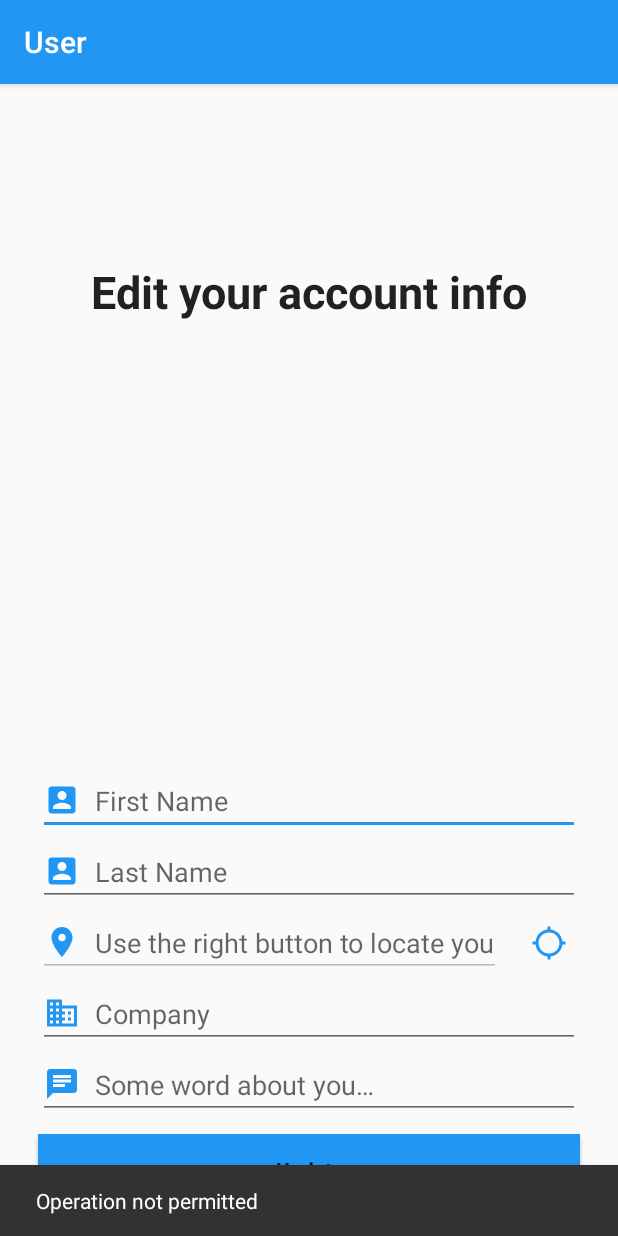
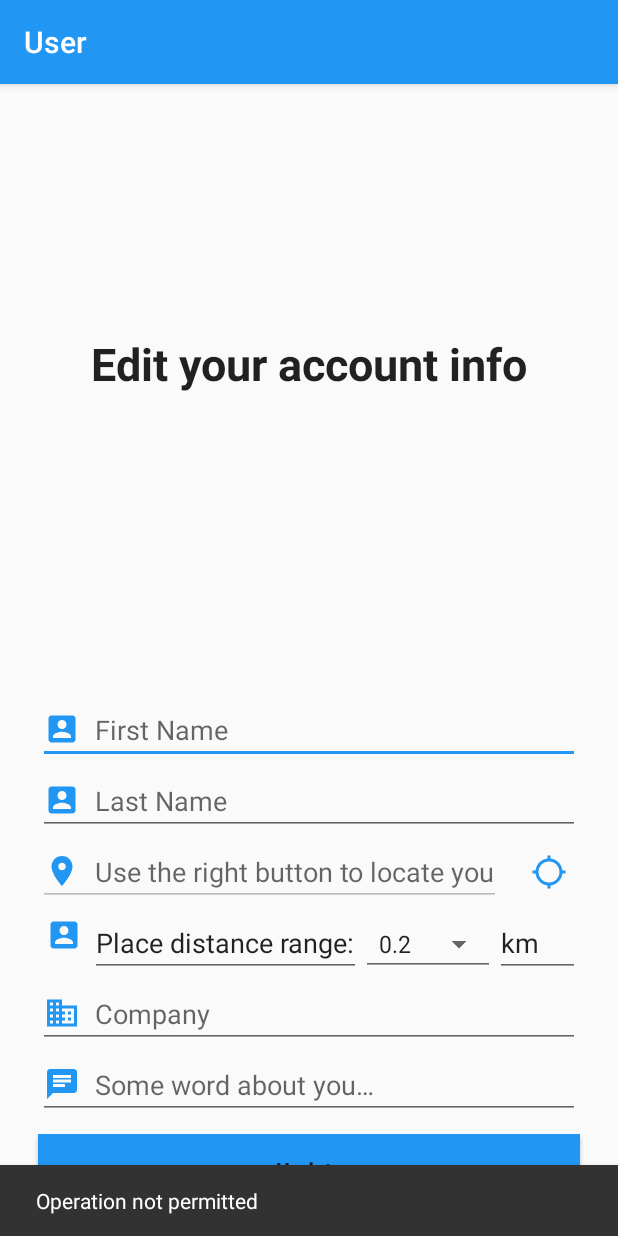
Before and after one commit to luk-perski/-eat-together-client-native-android, an Android app: the RegisterActivity screen opened directly, with no data from a screen before it, on a phone screen of 412 x 824 dp. Run offline under Robolectric (Android 15) with nearby library versions, the phone set to English and light mode, and no system bars; our stand-ins replace RxJava; libraries missing offline, so code that uses them is left out: com.jakewharton.rxbinding2, com.location.aravind; network calls fail; 5 statements that could not run were skipped.

```diff
--- a/app/src/main/java/pl/perski/eattogether/model/EventModel.kt
+++ b/app/src/main/java/pl/perski/eattogether/model/EventModel.kt
@@ -9,6 +9,8 @@ data class EventModel(
     val date: Date,
     val placeName: String,
     val placeLocation: String,
+    val locationLongitude: Double,
+    val locationLatitude: Double,
     val description: String? = null,
     val creatorName: String? = null,
     val callerJoin: Boolean? = null,
--- a/app/src/main/java/pl/perski/eattogether/model/UserModel.kt
+++ b/app/src/main/java/pl/perski/eattogether/model/UserModel.kt
@@ -8,5 +8,6 @@ data class UserModel(
     val description: String,
     val userLocationLongitude: Double,
     val userLocationLatitude: Double,
-    val userLocationAddress: String
+    val userLocationAddress: String,
+    val distanceRange: Double
 )
--- a/app/src/main/java/pl/perski/eattogether/utils/ApiUtils.kt
+++ b/app/src/main/java/pl/perski/eattogether/utils/ApiUtils.kt
@@ -11,7 +11,8 @@ import retrofit2.converter.scalars.ScalarsConverterFactory
 
 class ApiUtils {
     companion object {
-        const val BASE_URL: String = "http://192.168.1.104:2501/api/v1/"
+//        const val BASE_URL: String = "http://192.168.43.171:2501/api/v1/"
+        const val BASE_URL: String = "http://192.168.1.14:2501/api/v1/"
     }
 
     private var gson = GsonBuilder()
--- a/app/src/main/java/pl/perski/eattogether/view/RegisterActivity.kt
+++ b/app/src/main/java/pl/perski/eattogether/view/RegisterActivity.kt
@@ -3,6 +3,8 @@ package pl.perski.eattogether.view
 import android.content.Intent
 import android.os.Bundle
 import android.view.View
+import android.widget.AdapterView
+import android.widget.ArrayAdapter
 import androidx.appcompat.app.AppCompatActivity
 import androidx.core.app.ActivityCompat
 import androidx.lifecycle.ViewModelProvider
@@ -18,8 +20,9 @@ import pl.perski.eattogether.model.AddAccountModel
 import pl.perski.eattogether.model.UserModel
 import pl.perski.eattogether.utils.*
 import pl.perski.eattogether.viewModel.RegisterViewModel
+
 //todo add field validation
-class RegisterActivity : AppCompatActivity() {
+class RegisterActivity : AppCompatActivity(), AdapterView.OnItemSelectedListener {
 
     companion object {
         const val ACTIVITY_MODE_NAME = "ACTIVITY_MODE"
@@ -32,9 +35,11 @@ class RegisterActivity : AppCompatActivity() {
     private val compositeDisposable = CompositeDisposable()
     private val viewModel by lazy { ViewModelProvider(this).get(RegisterViewModel::class.java) }
     private lateinit var sharedPrefHelper: SharedPrefHelper
+    private lateinit var spinDistanceAdapter: ArrayAdapter<CharSequence>
     private var longitude: Double = 0.0
     private var latitude: Double = 0.0
     private var activityMode: Int = -1
+    private var defaultDistance = 1.0
 
     override fun onCreate(savedInstanceState: Bundle?) {
         super.onCreate(savedInstanceState)
@@ -53,6 +58,16 @@ class RegisterActivity : AppCompatActivity() {
     }
 
     private fun setControls(activityMode: Int) {
+        spinDistanceAdapter = ArrayAdapter.createFromResource(
+            this,
+            R.array.distance_array,
+            android.R.layout.simple_spinner_item
+        ).also { adapter ->
+            // Specify the layout to use when the list of choices appears
+            adapter.setDropDownViewResource(android.R.layout.simple_spinner_dropdown_item)
+            // Apply the adapter to the spinner
+            spinDistance.adapter = adapter
+        }
         if (activityMode == REGISTER_CODE) {
             toolbar.title = getString(R.string.app_name)
             etEmail.visibility = View.VISIBLE
@@ -64,6 +79,7 @@ class RegisterActivity : AppCompatActivity() {
             viewModel.getUser(sharedPrefHelper.token!!)
             btnUpdateUser.visibility = View.VISIBLE
         }
+
     }
 
     override fun onDestroy() {
@@ -87,6 +103,12 @@ class RegisterActivity : AppCompatActivity() {
         etCompany.setText(userModel.companyName)
         etLocalization.setText(userModel.userLocationAddress)
         etDescription.setText(userModel.description)
+        var spinDistanceDefaultSelection = 2
+        spinDistanceDefaultSelection = try {
+            spinDistanceAdapter.getPosition(userModel.distanceRange.toString())
+        } finally {
+            spinDistance.setSelection(spinDistanceDefaultSelection)
+        }
     }
 
     private fun goToApplication(tokenHeader: String) {
@@ -108,7 +130,8 @@ class RegisterActivity : AppCompatActivity() {
                 userLocationLongitude = longitude,
                 userLocationAddress = etLocalization.text.toString(),
                 companyName = etCompany.text.toString(),
-                description = etDescription.text.toString()
+                description = etDescription.text.toString(),
+                distanceRange = defaultDistance
             )
             val accountModel =
                 AccountModel(
@@ -130,7 +153,8 @@ class RegisterActivity : AppCompatActivity() {
                 userLocationLongitude = longitude,
                 userLocationAddress = etLocalization.text.toString(),
                 companyName = etCompany.text.toString(),
-                description = etDescription.text.toString()
+                description = etDescription.text.toString(),
+                distanceRange = defaultDistance
             )
             viewModel.update(userModel, sharedPrefHelper.token!!)
         }
@@ -165,4 +189,16 @@ class RegisterActivity : AppCompatActivity() {
         finish()
     }
 
+    override fun onNothingSelected(p0: AdapterView<*>?) {
+        TODO("Not yet implemented")
+    }
+
+    override fun onItemSelected(p0: AdapterView<*>?, p1: View?, p2: Int, p3: Long) {
+        try {
+            defaultDistance = p0?.getItemAtPosition(p2).toString().toDouble()
+        } catch (e: NumberFormatException) {
+            print("Error during getting distance value.")
+        }
+    }
+
 }
--- a/app/src/main/res/layout/content_register.xml
+++ b/app/src/main/res/layout/content_register.xml
@@ -30,9 +30,9 @@
         android:layout_marginBottom="2dp"
         android:drawableStart="@drawable/ic_email_blue_24dp"
         android:drawablePadding="10dp"
-        android:visibility="invisible"
         android:hint="@string/email"
         android:inputType="textEmailAddress"
+        android:visibility="gone"
         app:layout_constraintBottom_toTopOf="@id/etPlaceName"
         app:layout_constraintEnd_toEndOf="parent"
         app:layout_constraintStart_toStartOf="parent" />
@@ -45,9 +45,9 @@
         android:layout_marginBottom="50dp"
         android:drawableStart="@drawable/ic_lock_blue_24dp"
         android:drawablePadding="10dp"
-        android:visibility="invisible"
         android:hint="@string/password"
         android:inputType="textPassword"
+        android:visibility="gone"
         app:layout_constraintBottom_toTopOf="@id/etFirstName"
         app:layout_constraintEnd_toEndOf="parent"
         app:layout_constraintStart_toStartOf="parent" />
@@ -85,32 +85,33 @@
     <LinearLayout
         android:id="@+id/localizationGrid"
         android:layout_width="match_parent"
-        android:orientation="horizontal"
         android:layout_height="wrap_content"
+        android:layout_centerHorizontal="true"
+        android:layout_centerVertical="true"
         android:layout_marginHorizontal="25dp"
         android:layout_marginBottom="2dp"
-        android:layout_centerHorizontal="true"
-        android:layout_centerVertical="true"
-        app:layout_constraintBottom_toTopOf="@id/etCompany"
+        android:orientation="horizontal"
+        app:layout_constraintBottom_toTopOf="@id/spinDistanceGrid"
         app:layout_constraintEnd_toEndOf="parent"
-        app:layout_constraintStart_toStartOf="parent" >
+        app:layout_constraintStart_toStartOf="parent">
 
         <HorizontalScrollView
             android:id="@+id/rlEmail"
             android:layout_width="320dp"
             android:layout_height="wrap_content"
             android:scrollHorizontally="true">
+
             <EditText
                 android:id="@+id/etLocalization"
-        android:enabled="false"
                 android:layout_width="match_parent"
                 android:layout_height="wrap_content"
                 android:drawableStart="@drawable/ic_location_on_blue_24dp"
                 android:drawablePadding="10dp"
+                android:enabled="false"
+                android:focusable="false"
                 android:hint="@string/localizationHint"
+                android:maxLines="1"
                 android:scrollHorizontally="true"
-        android:maxLines="1"
-        android:focusable="false"
                 android:singleLine="true"
                 tools:ignore="ScrollViewSize" />
         </HorizontalScrollView>
@@ -121,6 +122,48 @@
             android:layout_height="match_parent"
             android:background="@android:color/transparent"
             android:src="@drawable/ic_location_searching_blue_24dp" />
+    </LinearLayout>
+
+    <LinearLayout
+        android:id="@+id/spinDistanceGrid"
+        android:layout_width="match_parent"
+        android:layout_height="wrap_content"
+        android:layout_centerHorizontal="true"
+        android:layout_centerVertical="true"
+        android:layout_marginHorizontal="25dp"
+        android:layout_marginBottom="2dp"
+        android:orientation="horizontal"
+        app:layout_constraintBottom_toTopOf="@id/etCompany"
+        app:layout_constraintEnd_toEndOf="parent"
+        app:layout_constraintStart_toStartOf="parent">
+
+        <ImageView
+            android:layout_width="wrap_content"
+            android:layout_height="wrap_content"
+            android:padding="5dp"
+            android:src="@drawable/ic_account_box_blue_24dp" />
+
+        <EditText
+            android:layout_width="wrap_content"
+            android:layout_height="wrap_content"
+            android:editable="false"
+            android:text="@string/placeistanceRange" />
+
+        <Spinner
+            android:id="@+id/spinDistance"
+            android:layout_width="wrap_content"
+            android:layout_height="wrap_content"
+            app:layout_constraintBottom_toTopOf="@id/etCompany"
+            app:layout_constraintEnd_toEndOf="parent"
+            app:layout_constraintStart_toStartOf="parent"
+            style="@style/Base.Widget.AppCompat.Spinner.Underlined"/>
+
+        <EditText
+            android:layout_width="match_parent"
+            android:layout_height="wrap_content"
+            android:editable="false"
+            android:text="@string/kilomiters_shourcut" />
+
     </LinearLayout>
 
     <EditText
@@ -158,9 +201,9 @@
         android:layout_marginHorizontal="25dp"
         android:layout_marginBottom="20dp"
         android:background="@color/colorPrimary"
-        android:visibility="invisible"
         android:text="@string/sign_up"
         android:textStyle="bold"
+        android:visibility="invisible"
         app:layout_constraintBottom_toBottomOf="parent"
         app:layout_constraintEnd_toEndOf="parent"
         app:layout_constraintStart_toStartOf="parent" />
@@ -173,9 +216,9 @@
         android:layout_marginHorizontal="25dp"
         android:layout_marginBottom="20dp"
         android:background="@color/colorPrimary"
-        android:visibility="invisible"
         android:text="@string/update"
         android:textStyle="bold"
+        android:visibility="invisible"
         app:layout_constraintBottom_toBottomOf="parent"
         app:layout_constraintEnd_toEndOf="parent"
         app:layout_constraintStart_toStartOf="parent" />
--- a/app/src/main/res/values/strings.xml
+++ b/app/src/main/res/values/strings.xml
@@ -40,4 +40,16 @@
     <string name="update">Update</string>
     <string name="update_user_header">Edit your account info</string>
     <string name="update_user_toolbar">User</string>
+    <string name="placeistanceRange">Place distance range: </string>
+    <string name="kilomiters_shourcut">km</string>
+
+    <string-array name="distance_array">
+        <item>0.2</item>
+        <item>0.5</item>
+        <item>1</item>
+        <item>1.5</item>
+        <item>2</item>
+        <item>2.5</item>
+        <item>3</item>
+    </string-array>
 </resources>
```
Also changed, not shown: app/src/main/java/pl/perski/eattogether/view/EventActivity.kt (+8 -4 lines), app/src/main/res/xml/network_security_config.xml (+8 -1 lines). Lines whose indentation alone changed are shown as unchanged.
